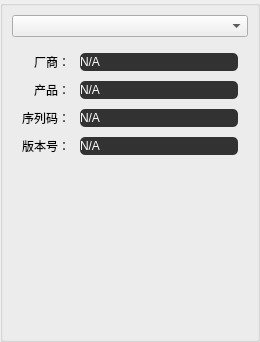
Before: the Qt Designer form src/ui_components/enum_dap.ui in ma6254/QDAP, drawn with Qt 5.
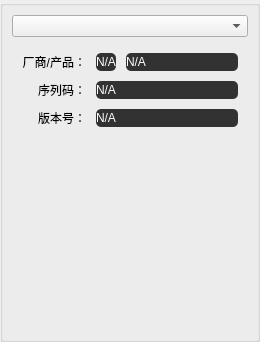
After: the same form once the commit is applied.

Commit message: fix dap bulk devices enum

```diff
--- a/src/ui_components/enum_dap.ui
+++ b/src/ui_components/enum_dap.ui
@@ -48,7 +48,7 @@
       </item>
       <item>
        <widget class="QWidget" name="widget" native="true">
-        <layout class="QGridLayout" name="gridLayout" rowstretch="0,0,0,0" columnstretch="0,1">
+        <layout class="QGridLayout" name="gridLayout" rowstretch="0,0,0" columnstretch="0,0,0,0">
          <property name="leftMargin">
           <number>10</number>
          </property>
@@ -64,7 +64,7 @@
          <property name="spacing">
           <number>10</number>
          </property>
-         <item row="2" column="1">
+         <item row="1" column="1">
           <widget class="QLabel" name="label_serial">
            <property name="styleSheet">
             <string notr="true">QLabel {
@@ -87,40 +87,17 @@
            </property>
           </widget>
          </item>
-         <item row="0" column="1">
-          <widget class="QLabel" name="label_manufacturer">
-           <property name="styleSheet">
-            <string notr="true">QLabel {
-    background-color: rgba(50, 50, 50, 1);
-    color: rgba(255, 255, 255, 1);
-    border-radius: 5px;
-}</string>
-           </property>
+         <item row="1" column="0">
+          <widget class="QLabel" name="label_title_serial">
            <property name="text">
-            <string>N/A</string>
-           </property>
-           <property name="wordWrap">
-            <bool>true</bool>
-           </property>
-           <property name="margin">
-            <number>5</number>
-           </property>
-           <property name="textInteractionFlags">
-            <set>Qt::TextInteractionFlag::LinksAccessibleByMouse|Qt::TextInteractionFlag::TextSelectableByKeyboard|Qt::TextInteractionFlag::TextSelectableByMouse</set>
-           </property>
-          </widget>
-         </item>
-         <item row="0" column="0">
-          <widget class="QLabel" name="label_title_manufacturer">
-           <property name="text">
-            <string>厂商：</string>
+            <string>序列码：</string>
            </property>
            <property name="alignment">
             <set>Qt::AlignmentFlag::AlignRight|Qt::AlignmentFlag::AlignTrailing|Qt::AlignmentFlag::AlignVCenter</set>
            </property>
           </widget>
          </item>
-         <item row="3" column="0">
+         <item row="2" column="0">
           <widget class="QLabel" name="label_title_version">
            <property name="text">
             <string>版本号：</string>
@@ -130,7 +107,7 @@
            </property>
           </widget>
          </item>
-         <item row="3" column="1">
+         <item row="2" column="1">
           <widget class="QLabel" name="label_version">
            <property name="styleSheet">
             <string notr="true">QLabel {
@@ -153,27 +130,42 @@
            </property>
           </widget>
          </item>
-         <item row="2" column="0">
-          <widget class="QLabel" name="label_title_serial">
+         <item row="0" column="0">
+          <widget class="QLabel" name="label_title_manufacturer">
            <property name="text">
-            <string>序列码：</string>
+            <string>厂商/产品：</string>
            </property>
            <property name="alignment">
             <set>Qt::AlignmentFlag::AlignRight|Qt::AlignmentFlag::AlignTrailing|Qt::AlignmentFlag::AlignVCenter</set>
            </property>
           </widget>
          </item>
-         <item row="1" column="0">
-          <widget class="QLabel" name="label_title_product">
+         <item row="0" column="1">
+          <layout class="QHBoxLayout" name="horizontalLayout" stretch="0,1">
+           <item>
+            <widget class="QLabel" name="label_manufacturer">
+             <property name="styleSheet">
+              <string notr="true">QLabel {
+    background-color: rgba(50, 50, 50, 1);
+    color: rgba(255, 255, 255, 1);
+    border-radius: 5px;
+}</string>
+             </property>
            <property name="text">
-            <string>产品：</string>
-           </property>
-           <property name="alignment">
-            <set>Qt::AlignmentFlag::AlignRight|Qt::AlignmentFlag::AlignTrailing|Qt::AlignmentFlag::AlignVCenter</set>
-           </property>
-          </widget>
-         </item>
-         <item row="1" column="1">
+              <string>N/A</string>
+             </property>
+             <property name="wordWrap">
+              <bool>true</bool>
+             </property>
+             <property name="margin">
+              <number>5</number>
+             </property>
+             <property name="textInteractionFlags">
+              <set>Qt::TextInteractionFlag::LinksAccessibleByMouse|Qt::TextInteractionFlag::TextSelectableByKeyboard|Qt::TextInteractionFlag::TextSelectableByMouse</set>
+             </property>
+            </widget>
+           </item>
+           <item>
           <widget class="QLabel" name="label_product">
            <property name="styleSheet">
             <string notr="true">QLabel {
@@ -195,6 +187,8 @@
             <set>Qt::TextInteractionFlag::LinksAccessibleByMouse|Qt::TextInteractionFlag::TextSelectableByKeyboard|Qt::TextInteractionFlag::TextSelectableByMouse</set>
            </property>
           </widget>
+           </item>
+          </layout>
          </item>
         </layout>
        </widget>
```
Lines whose indentation alone changed are shown as unchanged. The commit also changes 7 other files.
